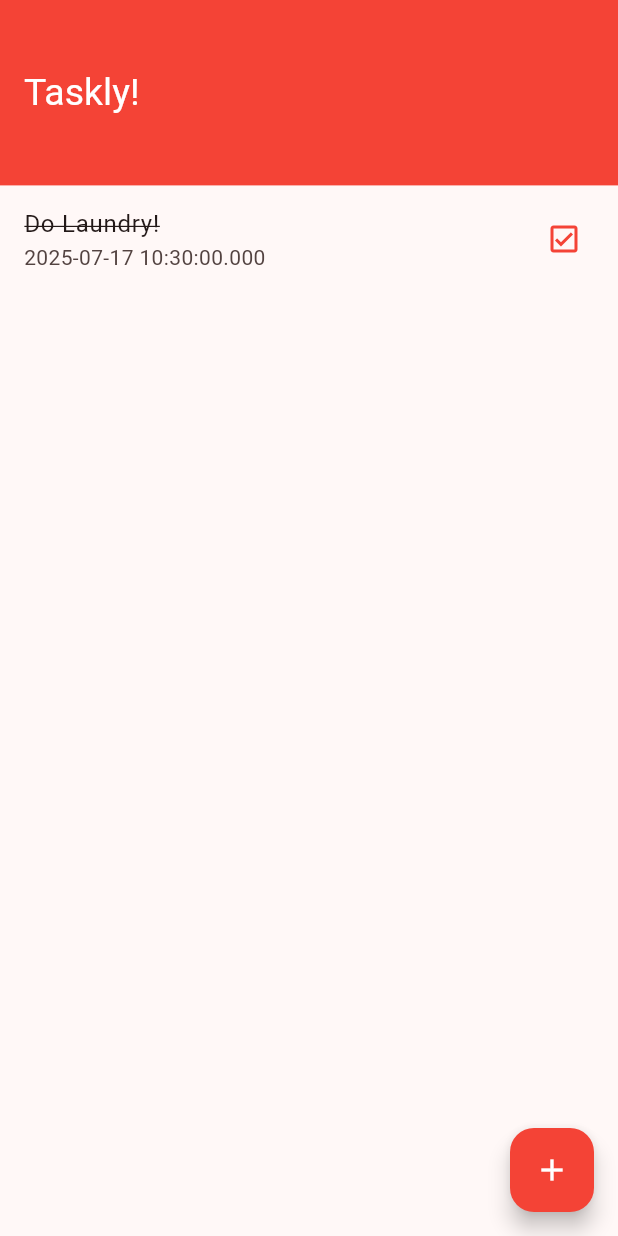
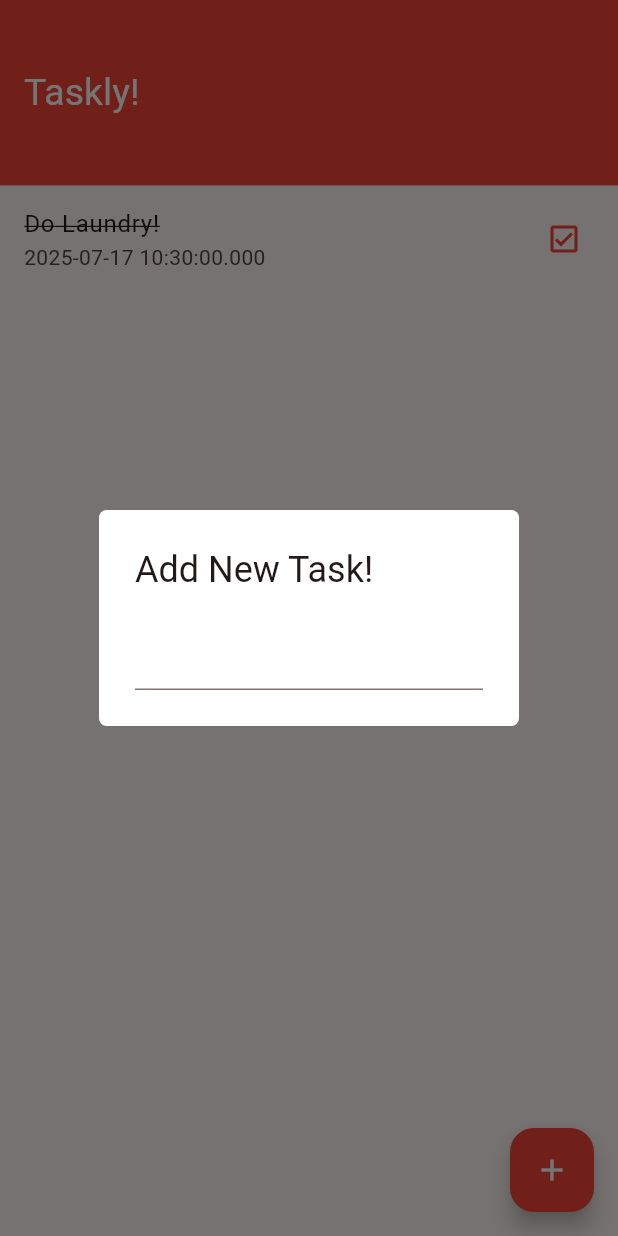
Before and after one commit to elyse502/flutter-projects, a Flutter app: the screen it shows after launch, after a tap on the "add" icon, on a phone screen of 412 x 824 dp. Run offline on Flutter 3.47's test engine with Material 3 defaults, Android fonts, the phone set to English and light mode, and no system bars; our stand-ins replace hive_flutter; accounts and stored records are empty.

Commit message:
feat: Add all about TextField and SetState In Flutter

```diff
--- a/taskly/lib/pages/home_page.dart
+++ b/taskly/lib/pages/home_page.dart
@@ -10,12 +10,15 @@ class HomePage extends StatefulWidget {
 class _HomePageState extends State<HomePage> {
   late double _deviceHeight, _deviceWidth;
 
+  String? _newTaskContent;
+
   _HomePageState();
 
   @override
   Widget build(BuildContext context) {
     _deviceHeight = MediaQuery.of(context).size.height;
     _deviceWidth = MediaQuery.of(context).size.width;
+    // print("Input Value: $_newTaskContent");
     return Scaffold(
       appBar: AppBar(
         toolbarHeight: _deviceHeight * 0.15,
@@ -46,10 +49,31 @@ class _HomePageState extends State<HomePage> {
 
   Widget _addTaskButton() {
     return FloatingActionButton(
-      onPressed: () {},
+      onPressed: _displayTaskPopup,
       // shape: CircleBorder(),
       backgroundColor: Colors.red,
       child: Icon(Icons.add, color: Colors.white),
     );
   }
+
+  void _displayTaskPopup() {
+    showDialog(
+      context: context,
+      builder: (BuildContext _context) {
+        return AlertDialog(
+          title: Text("Add New Task!"),
+          backgroundColor: Colors.white,
+          shape: RoundedRectangleBorder(borderRadius: BorderRadius.circular(5)),
+          content: TextField(
+            onSubmitted: (_value) {},
+            onChanged: (_value) {
+              setState(() {
+                _newTaskContent = _value;
+              });
+            },
+          ),
+        );
+      },
+    );
+  }
 }
```
